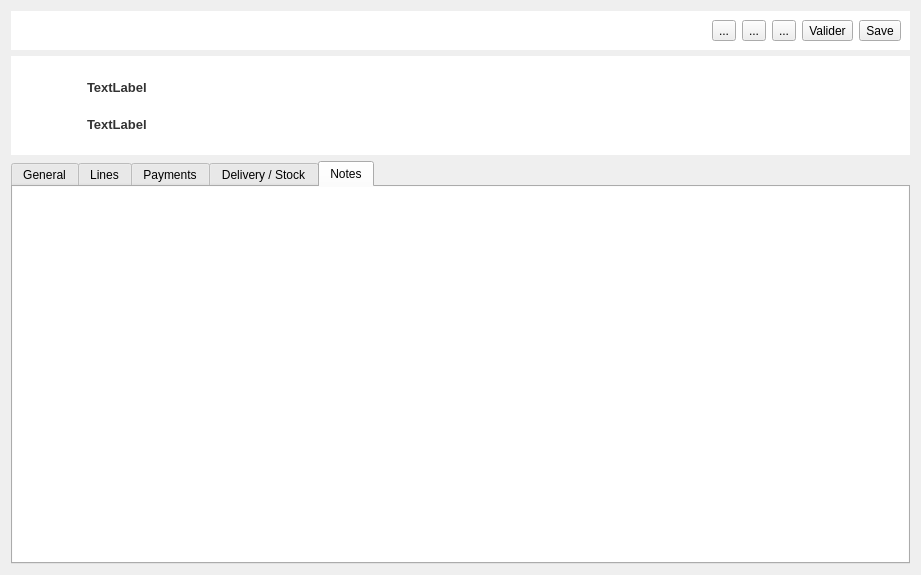
Old version of the form modules/ventes/nouveau_document.ui in the repository lak-barmajyat/AZENZ-Commercial.
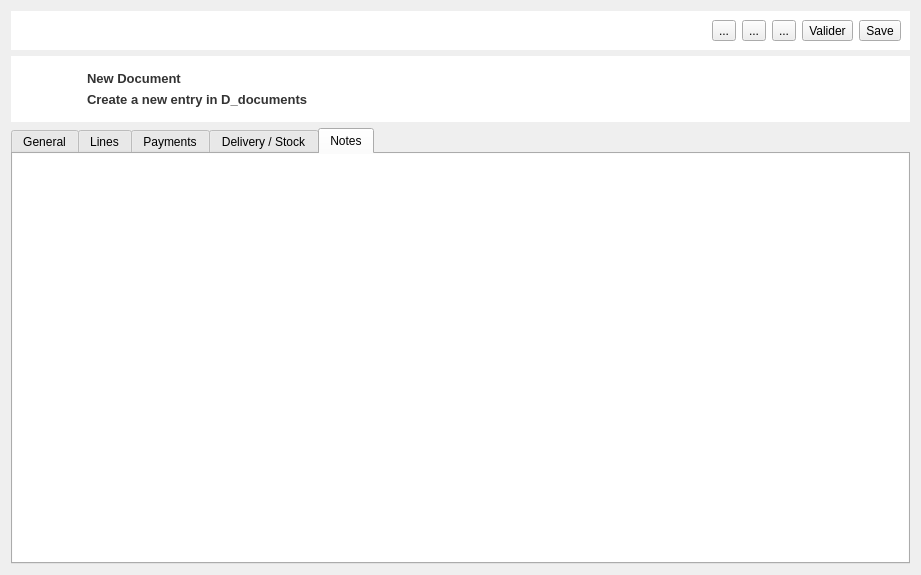
New version of the form. The open tabs and pages were chosen to show the change. Icons and pictures are not drawn.

Commit message: link achats/nouveau doc(in dashboard and ventes pages)

Diff of the .ui file:
```diff
--- a/modules/ventes/nouveau_document.ui
+++ b/modules/ventes/nouveau_document.ui
@@ -631,6 +631,12 @@
    </item>
    <item>
     <widget class="QFrame" name="frame_6">
+     <property name="sizePolicy">
+      <sizepolicy hsizetype="Preferred" vsizetype="Maximum">
+       <horstretch>0</horstretch>
+       <verstretch>0</verstretch>
+      </sizepolicy>
+     </property>
      <property name="frameShape">
       <enum>QFrame::StyledPanel</enum>
      </property>
@@ -689,14 +695,14 @@
         <item>
          <widget class="QLabel" name="label_10">
           <property name="text">
-           <string>TextLabel</string>
+           <string>New Document</string>
           </property>
          </widget>
         </item>
         <item>
          <widget class="QLabel" name="label_9">
           <property name="text">
-           <string>TextLabel</string>
+           <string>Create a new entry in D_documents</string>
           </property>
          </widget>
         </item>
```
Left out of the diff: 2 changed lines with no effect on the pictures.
